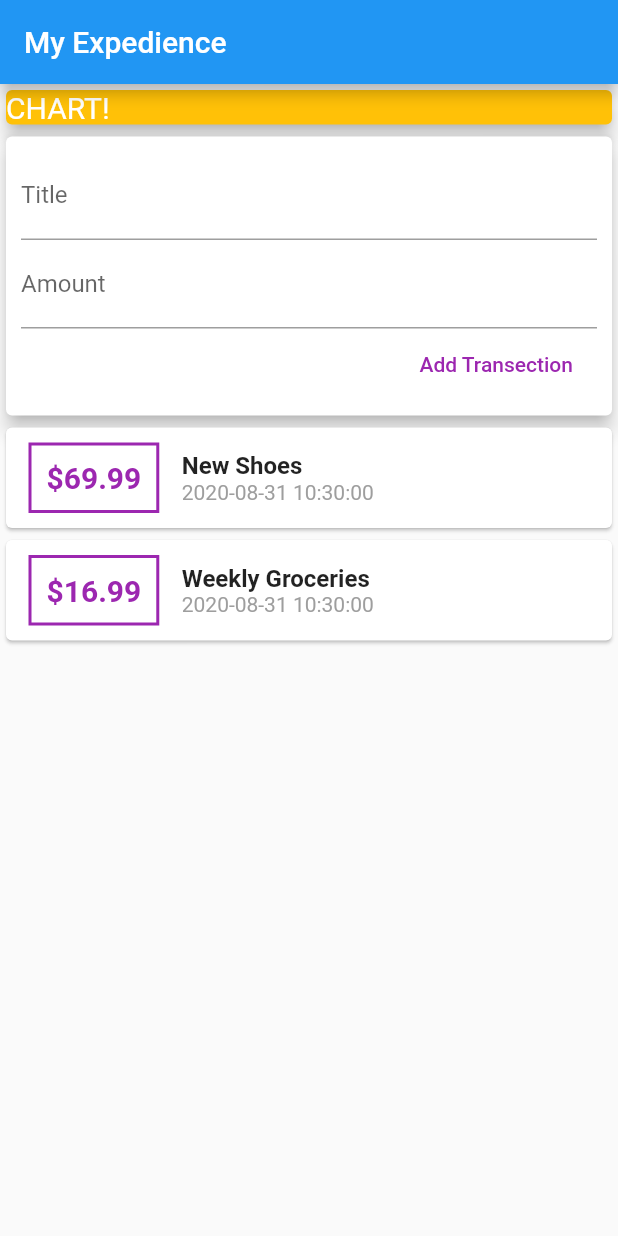
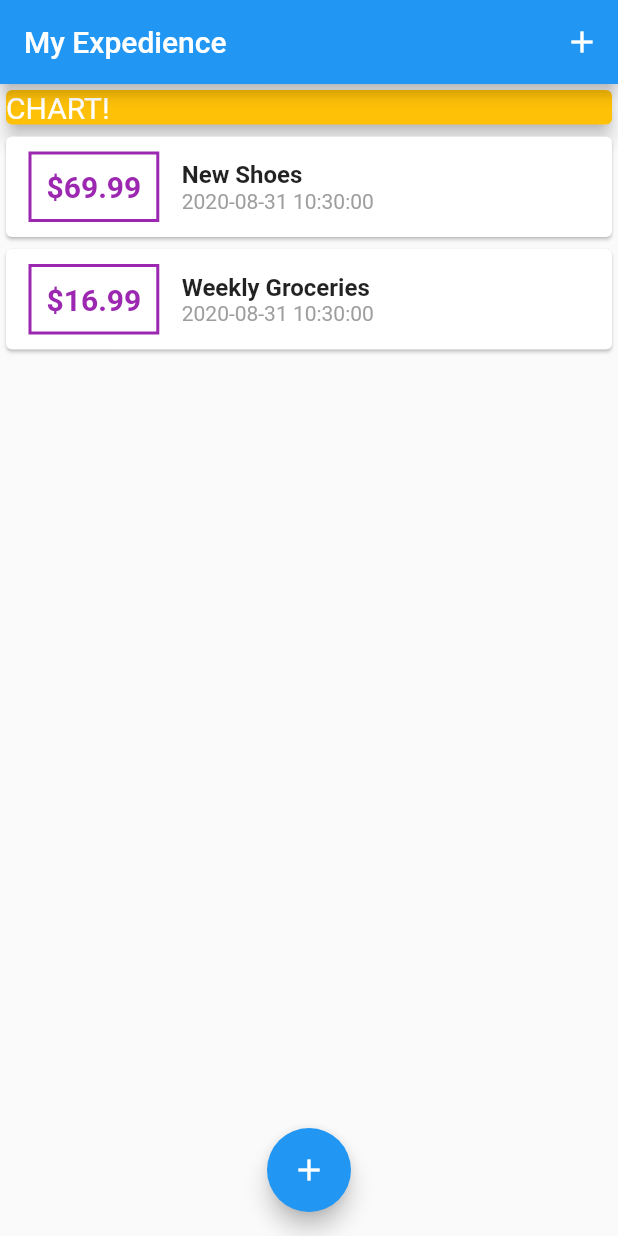
Before and after one commit to 1992bidyut/PersonalExpenseTracking, a Flutter app: the screen it shows after launch, on a phone screen of 412 x 824 dp. Run offline on Flutter 3.47's test engine with Material 2 defaults, Android fonts, the phone set to English and light mode, and no system bars.

Commit message:
first up

```diff
--- a/lib/main.dart
+++ b/lib/main.dart
@@ -1,6 +1,9 @@
 import 'package:flutter/cupertino.dart';
 import 'package:flutter/material.dart';
-import 'package:my_expences/widgets/user_transaction.dart';
+import 'package:my_expences/widgets/new_transaction.dart';
+import 'package:my_expences/widgets/transaction_list.dart';
+
+import 'models/transaction.dart';
 
 void main() {
   runApp(MyApp());
@@ -17,20 +20,58 @@ class MyApp extends StatelessWidget {
   }
 }
 
-class MyHomePage extends StatelessWidget {
+class MyHomePage extends StatefulWidget {
+  // String titleInput;
+  // String amountInput;
+  @override
+  _MyHomePageState createState() => _MyHomePageState();
+}
 
+class _MyHomePageState extends State<MyHomePage> {
+  final List<Transaction> _userTransection = [
+    Transaction(
+        id: 't1', title: 'New Shoes', amount: 69.99, date: DateTime.now()),
+    Transaction(
+        id: 't2',
+        title: 'Weekly Groceries',
+        amount: 16.99,
+        date: DateTime.now())
+  ];
 
-//  String titleInput;
-//  String amountInput;
-  final titleController=TextEditingController();
-  final amountController=TextEditingController();
+  void _addNewTransaction(String txTitle, double txAmount) {
+    final newTx = Transaction(
+        title: txTitle,
+        amount: txAmount,
+        date: DateTime.now(),
+        id: DateTime.now().toString());
+    setState(() {
+      _userTransection.add(newTx);
+    });
+  }
 
+  void _startAddNewTransaction(BuildContext ctx) {
+    showModalBottomSheet(
+        context: ctx,
+        builder: (_) {
+          return GestureDetector(
+            onTap: () {},
+            child: NewTransaction(_addNewTransaction),
+            behavior: HitTestBehavior.opaque,
+          );
+        });
+  }
 
   @override
   Widget build(BuildContext context) {
     return Scaffold(
       appBar: AppBar(
         title: Text('My Expedience'),
+        actions: <Widget>[
+          IconButton(
+            icon: Icon(Icons.add),
+            onPressed: () => _startAddNewTransaction(context),
+          )
+        ],
       ),
       body: SingleChildScrollView(
         child: Column(
@@ -49,19 +90,15 @@ class MyHomePage extends StatelessWidget {
                 elevation: 5,
               ),
             ),
-            UserTransaction(),
+            TransactionList(_userTransection),
           ],
         ),
+      ),
+      floatingActionButtonLocation: FloatingActionButtonLocation.centerFloat,
+      floatingActionButton: FloatingActionButton(
+        child: Icon(Icons.add),
+        onPressed: () => _startAddNewTransaction(context),
       ),
     );
   }
 }
-//First way to change designe
-//        Card(
-//          color: Colors.amber,
-//          child: Container(
-//            width: double.infinity,
-//          child: Text('CHART!'),
-//          ),
-//          elevation: 5,
-//        ),
--- a/lib/widgets/transaction_list.dart
+++ b/lib/widgets/transaction_list.dart
@@ -27,7 +27,7 @@ class TransactionList extends StatelessWidget {
                  ),
                  padding: EdgeInsets.all(10),
                  child: Text(
-                   '\$${_transaction[index].amount}',             //this is string interpolation that replace the '+' concatenations
+                   '\$${_transaction[index].amount.toStringAsFixed(2)}',             //this is string interpolation that replace the '+' concatenations
                    style: TextStyle(
                        fontWeight: FontWeight.bold,
                        fontSize: 20,
--- a/lib/widgets/user_transaction.dart
+++ /dev/null
@@ -1,42 +0,0 @@
-import 'package:flutter/material.dart';
-import 'package:my_expences/models/transaction.dart';
-import 'package:my_expences/widgets/transaction_list.dart';
-import 'new_transaction.dart';
-
-class UserTransaction extends StatefulWidget {
-  @override
-  _UserTransactionState createState() => _UserTransactionState();
-}
-
-class _UserTransactionState extends State<UserTransaction> {
-  final List<Transaction> _userTransection = [
-    Transaction(
-        id: 't1',
-        title: 'New Shoes',
-        amount: 69.99,
-        date: DateTime.now()
-    ),
-    Transaction(
-        id: 't2',
-        title: 'Weekly Groceries',
-        amount: 16.99,
-        date: DateTime.now())
-  ];
-
-  void _addNewTransaction(String txTitle, double txAmount){
-    final newTx= Transaction(title: txTitle,amount: txAmount,date: DateTime.now(),id: DateTime.now().toString());
-    setState(() {
-      _userTransection.add(newTx);
-    });
-  }
-
-  @override
-  Widget build(BuildContext context) {
-    return Column(
-      children: <Widget>[
-        NewTransaction(_addNewTransaction),
-        TransactionList(_userTransection)
-      ],
-    );
-  }
-}
```
Also changed, not shown: lib/widgets/new_transaction.dart (+13 -6 lines).
